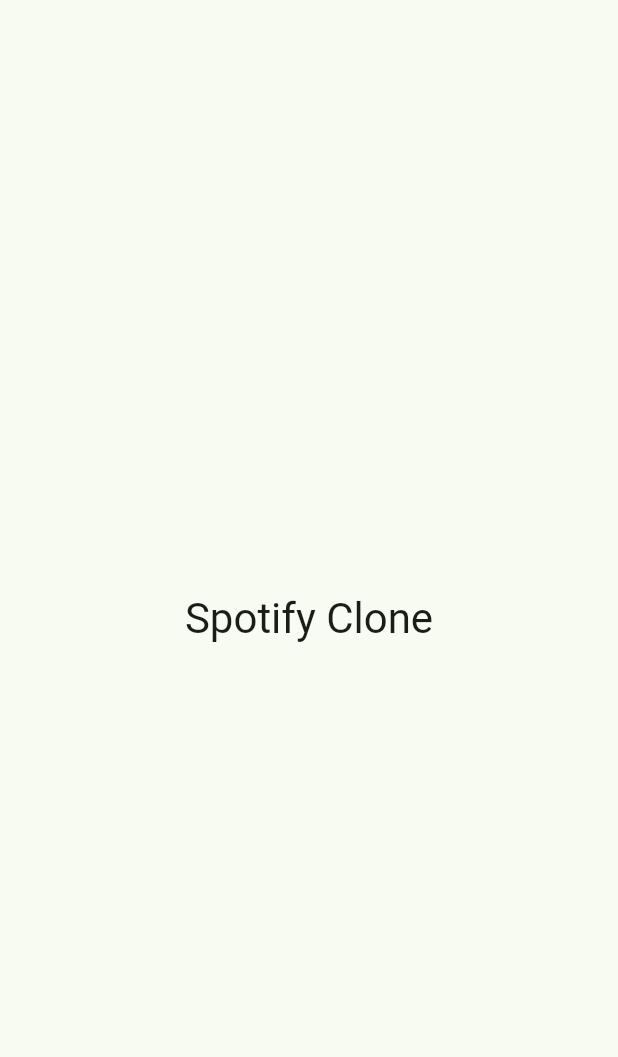
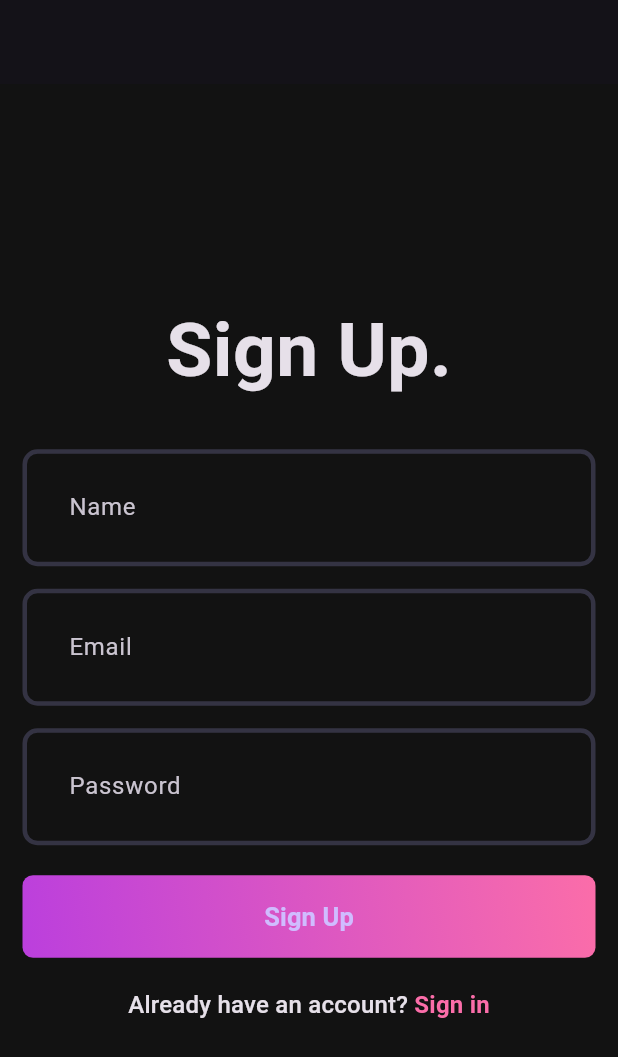
Before and after one commit to jsy10101/-spotify-clone, a Flutter app: the screen it shows after launch, on a phone screen of 412 x 824 dp. Shown: the top 1057 px of the screen. Run offline on Flutter 3.47's test engine with Material 3 defaults, Android fonts, the phone set to English and light mode, and no system bars.

Commit message:
SPOTIFY-2 | setup auth ui pages

```diff
--- /dev/null
+++ b/client/lib/core/theme/app_theme.dart
@@ -0,0 +1,22 @@
+import 'package:flutter/material.dart';
+
+// using static keyword we don't need to create an instance of class everytime
+// we can just access the color using Pallete.greenColor instead of Pallete().greenColor
+class Pallete {
+  static const Color cardColor = Color.fromRGBO(30, 30, 30, 1);
+  static const Color greenColor = Colors.green;
+  static const Color subtitleText = Color(0xffa7a7a7);
+  static const Color inactiveBottomBarItemColor = Color(0xffababab);
+
+  static const Color backgroundColor = Color.fromRGBO(18, 18, 18, 1);
+  static const Color gradient1 = Color.fromRGBO(187, 63, 221, 1);
+  static const Color gradient2 = Color.fromRGBO(251, 109, 169, 1);
+  static const Color gradient3 = Color.fromRGBO(255, 159, 124, 1);
+  static const Color borderColor = Color.fromRGBO(52, 51, 67, 1);
+  static const Color whiteColor = Colors.white;
+  static const Color greyColor = Colors.grey;
+  static const Color errorColor = Colors.redAccent;
+  static const Color transparentColor = Colors.transparent;
+
+  static const Color inactiveSeekColor = Colors.white38;
+}
--- /dev/null
+++ b/client/lib/core/theme/theme.dart
@@ -0,0 +1,18 @@
+import 'package:client/core/theme/app_theme.dart';
+import 'package:flutter/material.dart';
+
+class AppTheme {
+  static OutlineInputBorder _border(Color color) => OutlineInputBorder(
+    borderSide: BorderSide(color: color, width: 3),
+    borderRadius: BorderRadius.circular(10),
+  );
+
+  static final darkThemeMode = ThemeData.dark().copyWith(
+    scaffoldBackgroundColor: Pallete.backgroundColor,
+    inputDecorationTheme: InputDecorationTheme(
+      contentPadding: const EdgeInsets.all(27),
+      enabledBorder: _border(Pallete.borderColor),
+      focusedBorder: _border(Pallete.gradient2),
+    ),
+  );
+}
--- /dev/null
+++ b/client/lib/features/auth/view/pages/signup_page.dart
@@ -0,0 +1,77 @@
+import 'package:client/core/theme/app_theme.dart';
+import 'package:client/features/auth/view/widgets/auth_gradient_button.dart';
+import 'package:client/features/auth/view/widgets/custom_field.dart';
+import 'package:flutter/material.dart';
+
+class SignupPage extends StatefulWidget {
+  const SignupPage({super.key});
+
+  @override
+  State<SignupPage> createState() => _SignupPageState();
+}
+
+class _SignupPageState extends State<SignupPage> {
+  final nameController = TextEditingController();
+  final emailController = TextEditingController();
+  final passwordController = TextEditingController();
+  final formKey = GlobalKey<FormState>();
+
+  @override
+  void dispose() {
+    nameController.dispose();
+    emailController.dispose();
+    passwordController.dispose();
+
+    super.dispose();
+  }
+
+  @override
+  Widget build(BuildContext context) {
+    return Scaffold(
+      appBar: AppBar(),
+      body: Padding(
+        padding: const EdgeInsets.all(15.0),
+        child: Form(
+          key: formKey,
+          child: Column(
+            mainAxisAlignment: MainAxisAlignment.center,
+            children: [
+              const Text(
+                'Sign Up.',
+                style: TextStyle(fontSize: 50, fontWeight: FontWeight.bold),
+              ),
+              const SizedBox(height: 30),
+              CustomField(hintText: 'Name', controller: nameController),
+              const SizedBox(height: 15),
+              CustomField(hintText: 'Email', controller: emailController),
+              const SizedBox(height: 15),
+              CustomField(
+                hintText: 'Password',
+                controller: passwordController,
+                isObscureText: true,
+              ),
+              const SizedBox(height: 20),
+              AuthGradientButton(buttonText: 'Sign Up', onTap: () {}),
+              const SizedBox(height: 20),
+              RichText(
+                text: TextSpan(
+                  text: 'Already have an account? ',
+                  style: Theme.of(context).textTheme.titleMedium,
+                  children: [
+                    TextSpan(
+                      text: 'Sign in',
+                      style: TextStyle(
+                        color: Pallete.gradient2,
+                        fontWeight: FontWeight.bold,
+                      ),
+                    ),
+                  ],
+                ),
+              ),
+            ],
+          ),
+        ),
+      ),
+    );
+  }
+}
--- /dev/null
+++ b/client/lib/features/auth/view/widgets/auth_gradient_button.dart
@@ -0,0 +1,39 @@
+import 'package:client/core/theme/app_theme.dart';
+import 'package:flutter/material.dart';
+
+class AuthGradientButton extends StatelessWidget {
+  final String buttonText;
+  final VoidCallback onTap;
+  const AuthGradientButton({
+    super.key,
+    required this.buttonText,
+    required this.onTap,
+  });
+
+  @override
+  Widget build(BuildContext context) {
+    return Container(
+      decoration: BoxDecoration(
+        gradient: const LinearGradient(
+          colors: [Pallete.gradient1, Pallete.gradient2],
+          begin: Alignment.bottomLeft,
+          end: Alignment.topRight,
+        ),
+        borderRadius: BorderRadius.circular(7),
+      ),
+      child: ElevatedButton(
+        onPressed: () {},
+        style: ElevatedButton.styleFrom(
+          fixedSize: const Size(395, 55),
+          backgroundColor: Pallete.transparentColor,
+          shadowColor: Pallete.transparentColor,
+        ),
+
+        child: Text(
+          buttonText,
+          style: const TextStyle(fontSize: 17, fontWeight: FontWeight.w600),
+        ),
+      ),
+    );
+  }
+}
--- /dev/null
+++ b/client/lib/features/auth/view/widgets/custom_field.dart
@@ -0,0 +1,29 @@
+import 'package:flutter/material.dart';
+
+class CustomField extends StatelessWidget {
+  final String hintText;
+  final TextEditingController controller;
+  final bool isObscureText;
+
+  const CustomField({
+    super.key,
+    required this.hintText,
+    required this.controller,
+    this.isObscureText = false,
+  });
+
+  @override
+  Widget build(BuildContext context) {
+    return TextFormField(
+      controller: controller,
+      decoration: InputDecoration(hintText: hintText),
+      validator: (val) {
+        if (val!.trim().isEmpty) {
+          return "$hintText is missing!";
+        }
+        return null;
+      },
+      obscureText: isObscureText,
+    );
+  }
+}
--- a/client/lib/main.dart
+++ b/client/lib/main.dart
@@ -1,3 +1,5 @@
+import 'package:client/core/theme/theme.dart';
+import 'package:client/features/auth/view/pages/signup_page.dart';
 import 'package:flutter/material.dart';
 
 void main() {
@@ -11,27 +13,8 @@ class MyApp extends StatelessWidget {
   Widget build(BuildContext context) {
     return MaterialApp(
       title: 'Spotify Clone',
-      theme: ThemeData(
-        colorScheme: ColorScheme.fromSeed(seedColor: Colors.green),
-        useMaterial3: true,
-      ),
-      home: const HomePage(),
+      theme: AppTheme.darkThemeMode,
+      home: const SignupPage(),
     );
   }
 }
-
-class HomePage extends StatelessWidget {
-  const HomePage({super.key});
-
-  @override
-  Widget build(BuildContext context) {
-    return Scaffold(
-      body: Center(
-        child: Text(
-          'Spotify Clone',
-          style: Theme.of(context).textTheme.headlineMedium,
-        ),
-      ),
-    );
-  }
-}
```
Also changed, not shown: client/lib/features/auth/view/pages/login_page.dart (added, +73 -0 lines).
